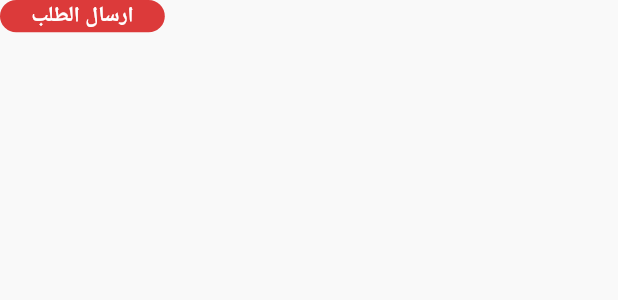
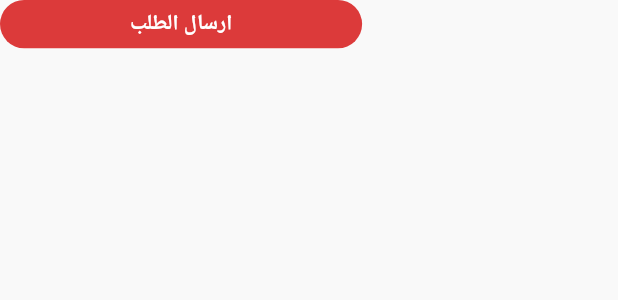
Before and after one commit to omerabdooo/test_order_life_cycle, a Flutter app: the ButtonOrderSend widget shown alone on an empty page, opened directly, on a phone screen of 412 x 824 dp. Shown: the top 300 px of the screen. Run offline on Flutter 3.47's test engine with Material 3 defaults, Android fonts, the phone set to English and light mode, and no system bars; our stand-ins replace barcode_widget, bloc, dartz, dio, flutter_bloc, flutter_screenutil and 8 more; missing offline and left inert: barcode, dart:ffi, mobile_scanner; accounts and stored records are empty; network calls fail; Roboto replaces fonts that are missing (Almarai).

Commit message:
Update button_order_send.dart

```diff
--- a/lib/features/store/order_processing/ui/widget/button_order_send.dart
+++ b/lib/features/store/order_processing/ui/widget/button_order_send.dart
@@ -1,5 +1,6 @@
 import 'package:flutter/material.dart';
 import 'package:flutter_bloc/flutter_bloc.dart';
+import 'package:flutter_screenutil/flutter_screenutil.dart';
 import 'package:test_order_life_cycle/core/functions/image_picker_function.dart';
 import 'package:test_order_life_cycle/core/setup_service_locator.dart';
 import 'package:test_order_life_cycle/core/widgets/custom_data_dialog_widget.dart';
@@ -14,18 +15,19 @@ class ButtonOrderSend extends StatelessWidget {
   const ButtonOrderSend({
     super.key,
     // this.testConroller,
-    this.dateConrollers,
-    this.numberConrollers,
-    this.mountConrollers,
+    // this.dateConrollers,
+    // this.numberConrollers,
+    // this.mountConrollers,
   });
   // final TextEditingController? testConroller;
-  final TextEditingController? dateConrollers;
-  final TextEditingController? numberConrollers;
-  final TextEditingController? mountConrollers;
+  // final TextEditingController? dateConrollers;
+  // final TextEditingController? numberConrollers;
+  // final TextEditingController? mountConrollers;
   @override
   Widget build(BuildContext context) {
-    return Expanded(
-      child: KCustomPrimaryButtonWidget(
+    return KCustomPrimaryButtonWidget(
+        height: 20.h,
+        width: 200.w,
         buttonName: "ارسال الطلب",
         onPressed: () {
           showDialog(
@@ -37,13 +39,14 @@ class ButtonOrderSend extends StatelessWidget {
                   secondTitle: 'رقم فاتورة الشحن',
                   thierdTitle: 'شركة النقل',
                   onPressedSure: () async {
-                      String mountText = mountConrollers!.text;
+                    // String mountText = mountConrollers!.text;
                     try {
                       await context.read<ShippingCubit>().fechOrderShipping(
                           ids ?? [],
-                              numberConrollers!.text,
+                          numberConrollers.text,
                           images!,
-                              mountText,
+                          mountConrollers.text
+                          // mountText,
 
                           // mountConroller?.text ?? ""
                           );
@@ -51,15 +54,14 @@ class ButtonOrderSend extends StatelessWidget {
                       Navigator.of(context).pop();
                       ScaffoldMessenger.of(context).showSnackBar(
                         const SnackBar(
-                            content: Text(
-                                'تم شحن الطلب بنجاحا تااااااااااااااااااااااام'),
+                          content: Text('تم شحن الطلب بنجاح '),
                         ),
                       );
                       Navigator.of(context).pop();
-                        numberConrollers!.text = "";
-                        mountText = "";
-                        mountConrollers!.text = "";
-                        dateConrollers!.text = "";
+                      numberConrollers.clear();
+                      // mountText = "";
+                      mountConrollers.clear();
+                      dateConrollers.clear();
                       print(
                           'amarrrrrrrrrrrrrrrrrrrrrrrrrrrrrrrrrrrrrrrrrrrrrrrrrrrrrrrrrrrrrrrrrrrr ');
                       // print('تبا لك $cc');
@@ -74,7 +76,6 @@ class ButtonOrderSend extends StatelessWidget {
                   },
                 );
               });
-          }),
-    );
+        });
   }
 }
```
Lines whose indentation alone changed are shown as unchanged.
